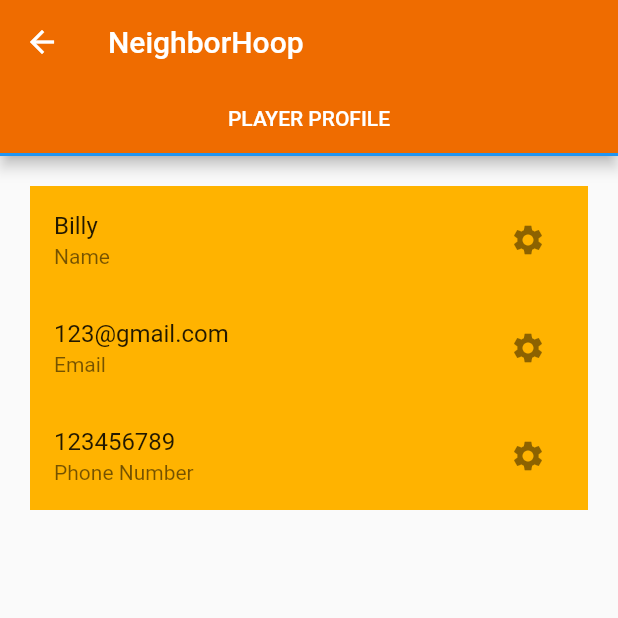
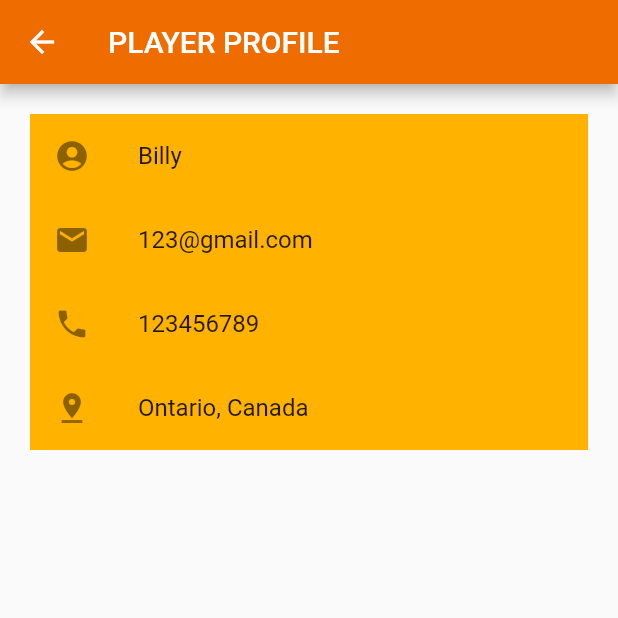
Before and after one commit to NeighborHoop/NeightborHoop, a Flutter app: the Avatar screen opened by its route, on a phone screen of 412 x 824 dp, the top half of it. Run offline on Flutter 3.47's test engine with Material 2 defaults, Android fonts, the phone set to English and light mode, and no system bars.

Commit message:
Finish setting design, avatar update, and add slide animation

```diff
--- a/lib/avatar.dart
+++ b/lib/avatar.dart
@@ -12,14 +12,7 @@ class AvatarState extends State<Avatar> {
         length: 1,
         child: Scaffold(
           appBar: AppBar(
-            title: Text('NeighborHoop'),
-            bottom: TabBar(
-              tabs: <Widget>[
-                Tab(
-                  text: "PLAYER PROFILE",
-                ),
-              ],
-            ),
+            title: Text('PLAYER PROFILE'),
           ),
           body: TabBarView(children: <Widget>[
             PlayerProfile(),
@@ -37,47 +30,49 @@ class PlayerProfileState extends State<PlayerProfile> {
   String name = "Billy";
   String email = "123@gmail.com";
   String number = "123456789";
+  String location = "Ontario, Canada";
   Widget build(BuildContext context) {
     return ListView(padding: const EdgeInsets.all(20), children: <Widget>[
       ListTile(
+        leading: Icon(Icons.account_circle),
         title: Text('$name'),
-        subtitle: Text('Name'),
         tileColor: Colors.amber[600],
-        onTap: () => setState(() {
-          name = "Phil";
-          print(name);
-        }),
-        trailing: IconButton(
-            icon: const Icon(Icons.settings),
-            tooltip: 'Change Name',
-            onPressed: () {
-              setState(() {
-                name = "Billy";
-              });
-            }),
+        // trailing: IconButton(
+        //     icon: const Icon(Icons.settings),
+        //     tooltip: 'Change Name',
+        //     onPressed: () {
+        //       setState(() {
+        //         name = "Billy";
+        //       });
+        //     }),
       ),
       ListTile(
-        title: Text('${email}'),
-        subtitle: Text('Email'),
+        leading: Icon(Icons.mail),
+        title: Text('$email'),
         tileColor: Colors.amber[600],
-        trailing: IconButton(
-            icon: const Icon(Icons.settings),
-            tooltip: 'Change Email',
-            onPressed: () {
-              print('setemail');
-            }),
+        // trailing: IconButton(
+        //     icon: const Icon(Icons.settings),
+        //     tooltip: 'Change Email',
+        //     onPressed: () {
+        //       print('setemail');
+        //     }),
       ),
       ListTile(
-        title: Text('${number}'),
-        subtitle: Text('Phone Number'),
+        leading: Icon(Icons.phone),
+        title: Text('$number'),
         tileColor: Colors.amber[600],
-        trailing: IconButton(
-            icon: const Icon(Icons.settings),
-            tooltip: 'Change Phone Number',
-            onPressed: () {
-              print('setnumber');
-            }),
+        // trailing: IconButton(
+        //     icon: const Icon(Icons.settings),
+        //     tooltip: 'Change Phone Number',
+        //     onPressed: () {
+        //       print('setnumber');
+        //     }),
       ),
+      ListTile(
+        leading: Icon(Icons.pin_drop),
+        title: Text('$location'),
+        tileColor: Colors.amber[600],
+      )
     ]);
   }
 }
--- a/lib/profile.dart
+++ b/lib/profile.dart
@@ -1,5 +1,3 @@
-import 'dart:ffi';
-
 import 'package:flutter/material.dart';
 
 class Profile extends StatefulWidget{
```
Also changed, not shown: lib/NameCard.dart (added, +26 -0 lines), lib/main.dart (+62 -28 lines), lib/settings.dart (added, +191 -0 lines), 8 other files.
